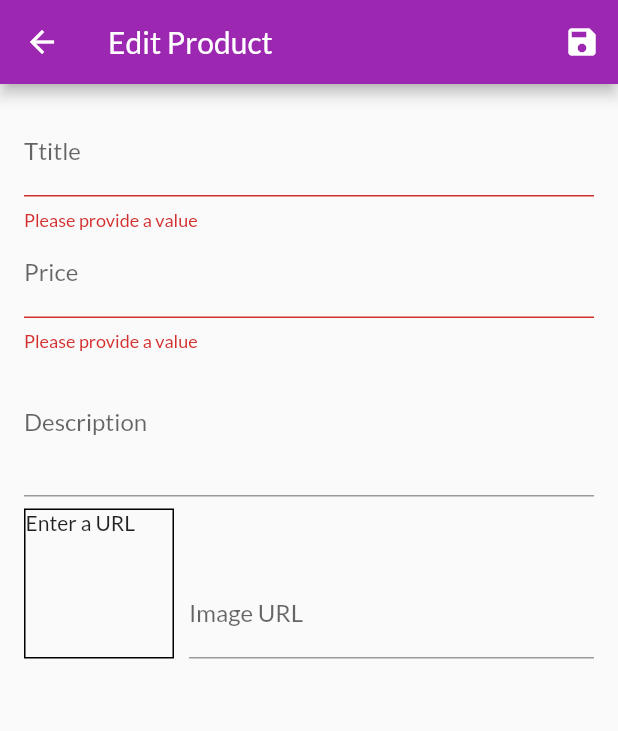
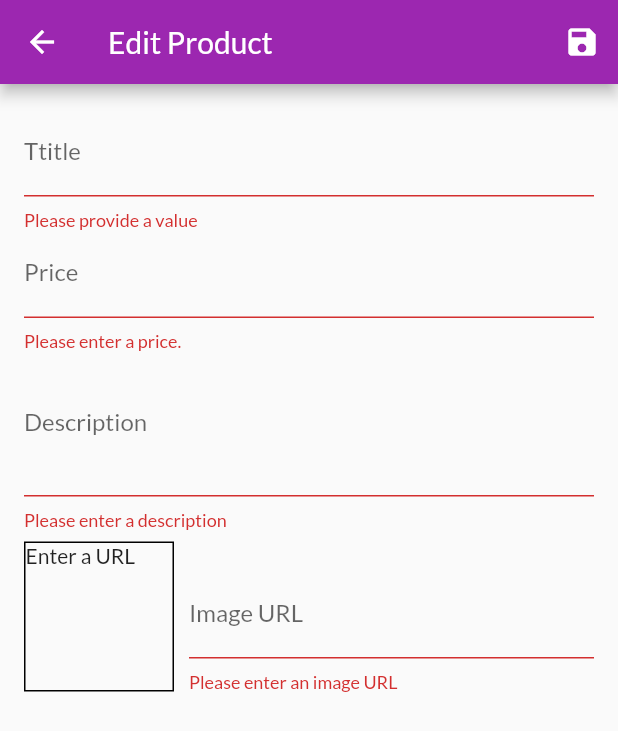
Before and after one commit to Tom1sl4v97/flutter_shop_app, a Flutter app: the EditProductScreen screen opened by its route, after a tap on the "save" icon, on a phone screen of 412 x 824 dp. Shown: the top 731 px of the screen. Run offline on Flutter 3.47's test engine with Material 2 defaults, Android fonts, the phone set to English and light mode, and no system bars; missing offline and left inert: dart:ffi; network calls fail.

Commit message:
dodavanje provjere za input price description i unesenu sliku

```diff
--- a/lib/screens/edit_product_screen.dart
+++ b/lib/screens/edit_product_screen.dart
@@ -40,6 +40,13 @@ class _EditProductScreenState extends State<EditProductScreen> {
 
   void _updateImageUrl() {
     if (!_imageUrlFocusNode.hasFocus) {
+      if ((!_imageUrlController.text.startsWith('http') &&
+              !_imageUrlController.text.startsWith('https')) ||
+          (!_imageUrlController.text.endsWith('.png') &&
+              !_imageUrlController.text.endsWith('.jpg') &&
+              !_imageUrlController.text.endsWith('.jpeg'))) {
+        return;
+      }
       setState(() {});
     }
   }
@@ -115,7 +122,13 @@ class _EditProductScreenState extends State<EditProductScreen> {
                 },
                 validator: (value) {
                   if (value.isEmpty) {
-                    return 'Please provide a value';
+                    return 'Please enter a price.';
+                  }
+                  if (double.tryParse(value) == null) {
+                    return 'Please enter a valid number.';
+                  }
+                  if (double.parse(value) <= 0) {
+                    return 'Please enter a number greater than zero';
                   }
                   return null;
                 },
@@ -133,6 +146,15 @@ class _EditProductScreenState extends State<EditProductScreen> {
                     price: _editedProduct.price,
                     imageUrl: _editedProduct.imageUrl,
                   );
+                },
+                validator: (value) {
+                  if (value.isEmpty) {
+                    return 'Please enter a description';
+                  }
+                  if (value.length < 10) {
+                    return 'Shuld be at least 10 characters long';
+                  }
+                  return null;
                 },
               ),
               Row(
@@ -168,6 +190,21 @@ class _EditProductScreenState extends State<EditProductScreen> {
                       onFieldSubmitted: (_) {
                         _saveForm();
                       },
+                      validator: (value) {
+                        if (value.isEmpty) {
+                          return 'Please enter an image URL';
+                        }
+                        if (!value.startsWith('http') &&
+                            !value.startsWith('https')) {
+                          return 'Please enter a valid URL';
+                        }
+                        if (!value.endsWith('.png') &&
+                            !value.endsWith('.jpg') &&
+                            !value.endsWith('.jpeg')) {
+                          return 'Please enter a valid image URL';
+                        }
+                        return null;
+                      },
                       onSaved: (value) {
                         _editedProduct = Product(
                           id: null,
```
